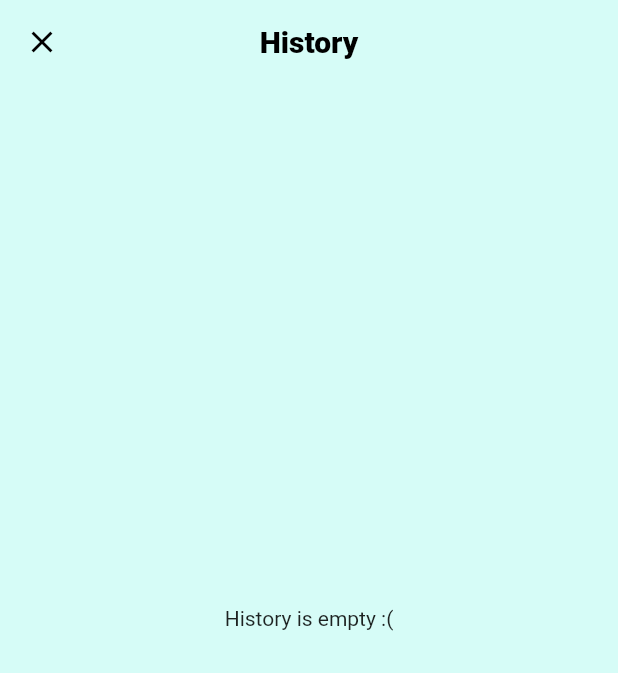
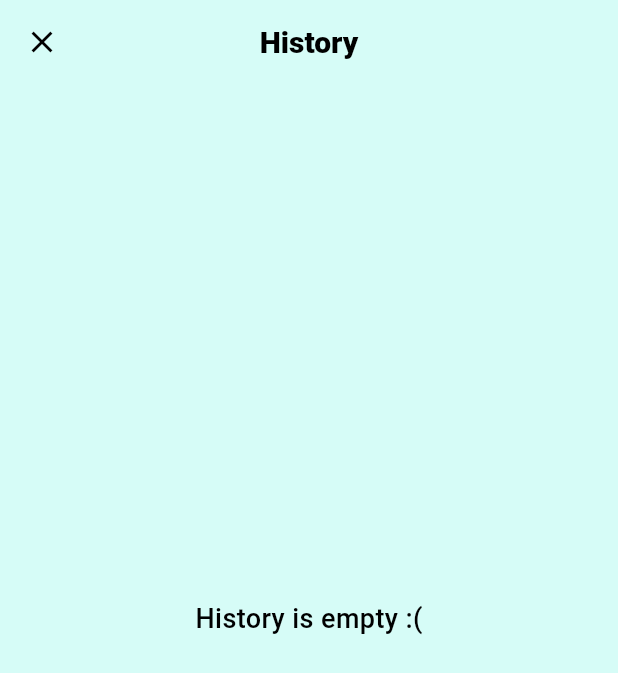
Before and after one commit to dr6am/cat_trivia, a Flutter app: the screen it shows after launch, after a tap on the "book" icon, on a phone screen of 412 x 824 dp. Shown: the top 673 px of the screen. Run offline on Flutter 3.47's test engine with Material 2 defaults, Android fonts, the phone set to English and light mode, and no system bars; our stand-ins replace bloc_concurrency, dio, flutter_bloc, freezed_annotation, hive, hive_flutter and 1 more; accounts and stored records are empty; generated files the repository leaves out were written again; network calls fail.

Commit message:
some things have been refactored

```diff
--- a/lib/app.dart
+++ b/lib/app.dart
@@ -1,6 +1,7 @@
 import 'package:flutter/material.dart';
 
 import 'di/injection_container.dart';
+import 'ui/other/theme.dart';
 import 'ui/pages/home/home_page.dart';
 
 class App extends StatelessWidget {
@@ -8,9 +9,10 @@ class App extends StatelessWidget {
 
   @override
   Widget build(BuildContext context) {
-    return const InjectionContainer(
+    return InjectionContainer(
       child: MaterialApp(
-        home: HomePage(),
+        theme: kDefaultTheme,
+        home: const HomePage(),
       ),
     );
   }
--- a/lib/bloc/history/bloc.dart
+++ b/lib/bloc/history/bloc.dart
@@ -26,6 +26,6 @@ class HistoryBloc extends Bloc<HistoryBlocEvent, HistoryState> {
     emit(state.copyWith(loading: true));
     final List<CatFact> history = _catFactsRepository.loadHistory();
 
-    emit(state.copyWith(hasError: false, loading: false, history: history));
+    emit(state.copyWith(loading: false, history: history));
   }
 }
--- a/lib/bloc/history/state.dart
+++ b/lib/bloc/history/state.dart
@@ -4,7 +4,6 @@ part of 'bloc.dart';
 class HistoryState with _$HistoryState {
   factory HistoryState({
     @Default(false) bool loading,
-    @Default(false) bool hasError,
     @Default(<CatFact>[]) List<CatFact> history,
   }) = _HistoryState;
 }
--- a/lib/bloc/main/bloc.dart
+++ b/lib/bloc/main/bloc.dart
@@ -21,7 +21,7 @@ class MainBloc extends Bloc<MainBlocEvent, MainBlocState> {
       MainBlocEvent event, Emitter<MainBlocState> emit) async {
     emit(state.copyWith(loading: true, isImageLoaded: false));
     if (kDebugMode) {
-      await Future<void>.delayed(const Duration(milliseconds: 100));
+      await Future<void>.delayed(const Duration(seconds: 1));
     }
     final CatFact? result =
         await _catFactsRepository.loadRandom().catchError((_) => null);
--- a/lib/data/data_sources/storage/storage_data_source.impl.dart
+++ b/lib/data/data_sources/storage/storage_data_source.impl.dart
@@ -3,7 +3,7 @@ import 'package:hive/hive.dart';
 import '../../../models/cat_fact.dart';
 import 'storage_data_source.dart';
 
-const String _boxName = 'historyCatFact2';
+const String _boxName = 'CatFactHistory';
 
 class StorageDataSourceImpl extends StorageDataSource {
   StorageDataSourceImpl() {
--- a/lib/ui/other/theme.dart
+++ b/lib/ui/other/theme.dart
@@ -1,3 +1,17 @@
-// final kDefaultTheme = ThemeData(
-//   buttonTheme:
-// );
+import 'package:flutter/material.dart';
+
+final ThemeData kDefaultTheme = ThemeData(
+    textTheme: const TextTheme(
+  bodyLarge: TextStyle(
+      color: Colors.black,
+      fontWeight: FontWeight.w700,
+      fontSize: 20,
+      letterSpacing: 0.27,
+      fontFamily: '.SF UI Display'),
+  bodyMedium: TextStyle(
+      color: Colors.black,
+      fontWeight: FontWeight.w500,
+      fontSize: 18,
+      letterSpacing: 0.27,
+      fontFamily: '.SF UI Display'),
+));
--- a/lib/ui/pages/history/history_page.dart
+++ b/lib/ui/pages/history/history_page.dart
@@ -65,7 +65,7 @@ class HistoryPage extends StatelessWidget {
       return ListView.builder(
         itemCount: state.history.length,
         itemBuilder: (BuildContext context, int index) => CatFactHistoryTile(
-            key: ValueKey<int>(index),
+            key: ValueKey<String>(state.history[index].text),
             catFact: state.history[index].copyWith(id: (++index).toString())),
       );
     });
@@ -80,7 +80,6 @@ class CatFactHistoryTile extends StatelessWidget {
   @override
   Widget build(BuildContext context) {
     return Container(
-      key: ValueKey<String>(catFact.id),
       margin: const EdgeInsets.symmetric(horizontal: 36, vertical: 12),
       padding: const EdgeInsets.all(20),
       decoration: BoxDecoration(
@@ -96,16 +95,13 @@ class CatFactHistoryTile extends StatelessWidget {
           Text(
             'Cat fact №${catFact.id}',
             textAlign: TextAlign.center,
-            style: Theme.of(context)
-                .textTheme
-                .bodyLarge!
-                .apply(fontWeightDelta: 2, fontSizeDelta: 4),
+            style: Theme.of(context).textTheme.bodyLarge,
           ),
           const SizedBox(height: 8),
           Text(
             catFact.text,
             textAlign: TextAlign.left,
-            style: Theme.of(context).textTheme.bodyLarge,
+            style: Theme.of(context).textTheme.bodyMedium,
           ),
           const SizedBox(height: 8),
           Text(
--- a/lib/ui/pages/home/card.dart
+++ b/lib/ui/pages/home/card.dart
@@ -21,7 +21,7 @@ class _CatFactCardState extends State<CatFactCard>
     _cardScaleController = AnimationController(
       duration: const Duration(milliseconds: 200),
       vsync: this,
-      value: 0.5,
+      value: 0.7,
     );
     _cardScaleAnimation = CurvedAnimation(
       parent: _cardScaleController,
@@ -75,14 +75,27 @@ class CustomFactCard extends StatelessWidget {
           boxShadow: const <BoxShadow>[
             BoxShadow(offset: Offset(0, 4)),
           ]),
+      child: Stack(children: const <Widget>[
+        CatFactCardBody(),
+        LoadingFactCard(),
+      ]),
+    );
+  }
+}
+
+class CatFactCardBody extends StatelessWidget {
+  const CatFactCardBody({
+    Key? key,
+  }) : super(key: key);
+
+  @override
+  Widget build(BuildContext context) {
+    return Positioned.fill(
       child: BlocBuilder<MainBloc, MainBlocState>(
-        buildWhen: (MainBlocState prev, MainBlocState curr) =>
-            prev.loading != curr.loading &&
-            prev.currentFact != curr.currentFact,
-        builder: (BuildContext context, MainBlocState state) =>
-            Stack(children: <Widget>[
-          Positioned.fill(
-            child: Column(
+          buildWhen: (MainBlocState prev, MainBlocState curr) =>
+              prev.currentFact != curr.currentFact,
+          builder: (BuildContext context, MainBlocState state) {
+            return Column(
               mainAxisSize: MainAxisSize.min,
               crossAxisAlignment: CrossAxisAlignment.stretch,
               children: <Widget>[
@@ -95,12 +108,8 @@ class CustomFactCard extends StatelessWidget {
                       child: Image.network(
                         '${CustomStrings.IMAGE_URL}?fjisdjfijisf=${state.currentFact?.id ?? ''}',
                         fit: BoxFit.cover,
-                        errorBuilder: (BuildContext context, Object error, _) {
-                          return Image.asset(
-                            Asset.errorCat,
-                            fit: BoxFit.cover,
-                          );
-                        },
+                        errorBuilder: (BuildContext context, Object error, _) =>
+                            Image.asset(Asset.errorCat, fit: BoxFit.cover),
                       ),
                     )),
                 Expanded(
@@ -112,12 +121,14 @@ class CustomFactCard extends StatelessWidget {
                           'Something went wrong :(\n Please check your internet connection and try again',
                       maxLines: 6,
                       textAlign: TextAlign.center,
-                      style: Theme.of(context).textTheme.bodyLarge,
+                      style: Theme.of(context)
+                          .textTheme
+                          .bodyMedium!
+                          .apply(fontSizeDelta: 2),
                     ),
                   ),
                 )),
-                SizedBox(
-                  height: 20,
+                SizedBox.shrink(
                   child: Padding(
                     padding: const EdgeInsets.only(right: 8.0, bottom: 4.0),
                     child: Text(
@@ -128,11 +139,8 @@ class CustomFactCard extends StatelessWidget {
                   ),
                 )
               ],
-            ),
-          ),
-          const LoadingFactCard(),
-        ]),
-      ),
+            );
+          }),
     );
   }
 }
--- a/lib/ui/pages/home/home_page.dart
+++ b/lib/ui/pages/home/home_page.dart
@@ -6,6 +6,7 @@ import '../../../bloc/main/bloc.dart';
 import '../../../const/asset_path.dart';
 import '../../../const/colors.dart';
 import '../../../const/strings.dart';
+import '../../widgets/custom_button.dart';
 import '../history/history_page.dart';
 
 part 'card.dart';
@@ -33,18 +34,8 @@ class HomePage extends StatelessWidget {
   }
 
   Widget _buildHistoryButton(BuildContext context) {
-    return ElevatedButton(
-        style: ButtonStyle(
-          splashFactory: NoSplash.splashFactory,
-          fixedSize: MaterialStateProperty.all<Size>(const Size.square(35)),
-          backgroundColor: MaterialStateProperty.all<Color>(Colors.white),
-          shape: MaterialStateProperty.all<RoundedRectangleBorder>(
-              RoundedRectangleBorder(
-                  borderRadius: BorderRadius.circular(6.0),
-                  side: const BorderSide(width: 2))),
-        ),
+    return CustomButton(
         onPressed: () {
-          // TODO(alex): Open history page
           Navigator.push(
               context,
               MaterialPageRoute<void>(
@@ -62,25 +53,13 @@ class AnotherFactButton extends StatelessWidget {
 
   @override
   Widget build(BuildContext context) {
-    return ElevatedButton(
-      style: ButtonStyle(
-        backgroundColor: MaterialStateProperty.all<Color>(Colors.white),
-        shape: MaterialStateProperty.all<RoundedRectangleBorder>(
-            RoundedRectangleBorder(
-                borderRadius: BorderRadius.circular(6.0),
-                side: const BorderSide(width: 2))),
-      ),
+    return CustomButton(
       onPressed: () {
         context.read<MainBloc>().add(LoadRandomFactEvent());
       },
-      child: const Text(
+      child: Text(
         'Another fact!',
-        style: TextStyle(
-            color: Colors.black,
-            fontWeight: FontWeight.w700,
-            fontSize: 20,
-            letterSpacing: 0.27,
-            fontFamily: '.SF UI Display'),
+        style: Theme.of(context).textTheme.bodyLarge,
       ),
     );
   }
--- /dev/null
+++ b/lib/ui/widgets/custom_button.dart
@@ -0,0 +1,24 @@
+import 'package:flutter/material.dart';
+
+class CustomButton extends StatelessWidget {
+  const CustomButton({Key? key, required this.onPressed, required this.child})
+      : super(key: key);
+
+  final VoidCallback onPressed;
+  final Widget child;
+  @override
+  Widget build(BuildContext context) {
+    return ElevatedButton(
+      style: ButtonStyle(
+        splashFactory: NoSplash.splashFactory,
+        backgroundColor: MaterialStateProperty.all<Color>(Colors.white),
+        shape: MaterialStateProperty.all<RoundedRectangleBorder>(
+            RoundedRectangleBorder(
+                borderRadius: BorderRadius.circular(6.0),
+                side: const BorderSide(width: 2))),
+      ),
+      onPressed: () => onPressed(),
+      child: child,
+    );
+  }
+}
```
Also changed, not shown: lib/bloc/history/bloc.freezed.dart.
